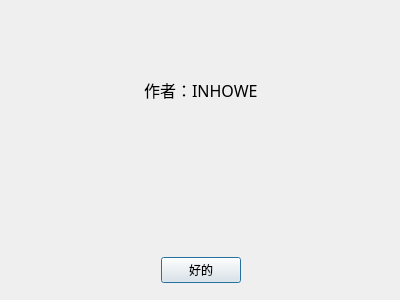
This is ComAssistant/about_me_dialog.ui in petertheprocess/ComAssistant as Qt 5 draws it before an edit. The edited form follows.
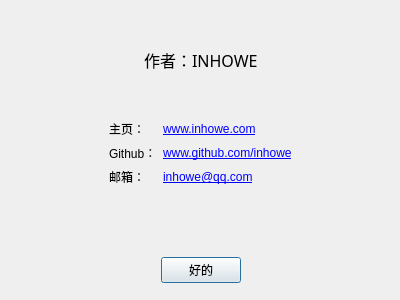
This is the edited form.

Commit message: 添加注释、设置对话框、图标

Patch:
```diff
--- a/ComAssistant/about_me_dialog.ui
+++ b/ComAssistant/about_me_dialog.ui
@@ -62,7 +62,7 @@
    <property name="geometry">
     <rect>
      <x>10</x>
-     <y>50</y>
+     <y>20</y>
      <width>381</width>
      <height>80</height>
     </rect>
@@ -109,6 +109,90 @@
     </item>
    </layout>
   </widget>
+  <widget class="QWidget" name="horizontalLayoutWidget_3">
+   <property name="geometry">
+    <rect>
+     <x>10</x>
+     <y>120</y>
+     <width>381</width>
+     <height>71</height>
+    </rect>
+   </property>
+   <layout class="QHBoxLayout" name="horizontalLayout_3">
+    <item>
+     <spacer name="horizontalSpacer_6">
+      <property name="orientation">
+       <enum>Qt::Horizontal</enum>
+      </property>
+      <property name="sizeHint" stdset="0">
+       <size>
+        <width>40</width>
+        <height>20</height>
+       </size>
+      </property>
+     </spacer>
+    </item>
+    <item>
+     <layout class="QFormLayout" name="formLayout">
+      <item row="0" column="0">
+       <widget class="QLabel" name="label_4">
+        <property name="text">
+         <string>主页：</string>
+        </property>
+       </widget>
+      </item>
+      <item row="0" column="1">
+       <widget class="QLabel" name="label_2">
+        <property name="text">
+         <string>&lt;a href=&quot;www.inhowe.com&quot;&gt;www.inhowe.com&lt;/a&gt;</string>
+        </property>
+       </widget>
+      </item>
+      <item row="1" column="0">
+       <widget class="QLabel" name="label_5">
+        <property name="text">
+         <string>Github：</string>
+        </property>
+       </widget>
+      </item>
+      <item row="1" column="1">
+       <widget class="QLabel" name="label_3">
+        <property name="text">
+         <string>&lt;a href=&quot;www.github.com/inhowe&quot;&gt;www.github.com/inhowe&lt;/a&gt;</string>
+        </property>
+       </widget>
+      </item>
+      <item row="2" column="0">
+       <widget class="QLabel" name="label_6">
+        <property name="text">
+         <string>邮箱：</string>
+        </property>
+       </widget>
+      </item>
+      <item row="2" column="1">
+       <widget class="QLabel" name="label_7">
+        <property name="text">
+         <string>&lt;a href=&quot;mailto:inhowe@qq.com&quot;&gt;inhowe@qq.com&lt;/a&gt;</string>
+        </property>
+       </widget>
+      </item>
+     </layout>
+    </item>
+    <item>
+     <spacer name="horizontalSpacer_5">
+      <property name="orientation">
+       <enum>Qt::Horizontal</enum>
+      </property>
+      <property name="sizeHint" stdset="0">
+       <size>
+        <width>40</width>
+        <height>20</height>
+       </size>
+      </property>
+     </spacer>
+    </item>
+   </layout>
+  </widget>
  </widget>
  <resources/>
  <connections/>
```
The commit also changes 7 other files.
